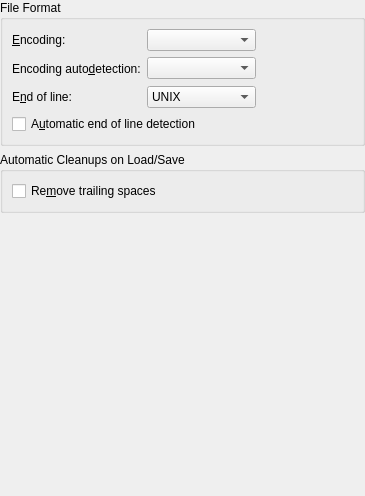
Qt form part/dialogs/opensaveconfigwidget.ui (KDE/kate) before a commit.
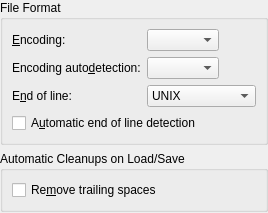
The same form after that commit. Custom widgets are drawn as their Qt base class.

```diff
--- a/part/dialogs/opensaveconfigwidget.ui
+++ b/part/dialogs/opensaveconfigwidget.ui
@@ -1,19 +1,8 @@
 <ui version="4.0" >
  <class>OpenSaveConfigWidget</class>
- <widget class="QWidget" name="OpenSaveConfigWidget" >
-  <property name="geometry" >
-   <rect>
-    <x>0</x>
-    <y>0</y>
-    <width>365</width>
-    <height>496</height>
-   </rect>
-  </property>
-  <layout class="QVBoxLayout" >
-   <property name="spacing" >
-    <number>6</number>
-   </property>
-   <property name="margin" >
+ <widget class="QWidget" name="OpenSaveConfigWidget">
+  <layout class="QVBoxLayout">
+   <property name="margin">
     <number>0</number>
    </property>
    <item>
@@ -21,37 +10,15 @@
      <property name="title" >
       <string>File Format</string>
      </property>
-     <layout class="QVBoxLayout" >
-      <property name="spacing" >
-       <number>6</number>
-      </property>
-      <property name="margin" >
-       <number>9</number>
-      </property>
+     <layout class="QVBoxLayout">
       <item>
-       <layout class="QGridLayout" >
-        <property name="margin" >
-         <number>0</number>
+       <layout class="QFormLayout" name="formLayout">
+        <property name="fieldGrowthPolicy">
+         <enum>QFormLayout::ExpandingFieldsGrow</enum>
         </property>
-        <property name="spacing" >
-         <number>6</number>
-        </property>
-        <item rowspan="2" row="0" column="2" >
-         <spacer>
-          <property name="orientation" >
-           <enum>Qt::Horizontal</enum>
-          </property>
-          <property name="sizeHint" stdset="0" >
-           <size>
-            <width>161</width>
-            <height>51</height>
-           </size>
-          </property>
-         </spacer>
-        </item>
-        <item row="0" column="0" >
-         <widget class="QLabel" name="lblEncoding" >
-          <property name="text" >
+        <item row="0" column="0">
+         <widget class="QLabel" name="lblEncoding">
+          <property name="text">
            <string>&amp;Encoding:</string>
           </property>
           <property name="buddy" >
@@ -59,9 +26,12 @@
           </property>
          </widget>
         </item>
-        <item row="1" column="0" >
-         <widget class="QLabel" name="lblEncodingDetection" >
-          <property name="text" >
+        <item row="0" column="1">
+         <widget class="KComboBox" name="cmbEncoding"/>
+        </item>
+        <item row="1" column="0">
+         <widget class="QLabel" name="lblEncodingDetection">
+          <property name="text">
            <string>Encoding auto&amp;detection:</string>
           </property>
           <property name="buddy" >
@@ -69,9 +39,12 @@
           </property>
          </widget>
         </item>
-        <item row="2" column="0" >
-         <widget class="QLabel" name="lblEOL" >
-          <property name="text" >
+        <item row="1" column="1">
+         <widget class="KComboBox" name="cmbEncodingDetection"/>
+        </item>
+        <item row="2" column="0">
+         <widget class="QLabel" name="lblEOL">
+          <property name="text">
            <string>E&amp;nd of line:</string>
           </property>
           <property name="buddy" >
@@ -79,8 +52,8 @@
           </property>
          </widget>
         </item>
-        <item row="2" column="1" >
-         <widget class="KComboBox" name="cmbEOL" >
+        <item row="2" column="1">
+         <widget class="KComboBox" name="cmbEOL">
           <item>
            <property name="text" >
             <string>UNIX</string>
@@ -98,12 +71,6 @@
           </item>
          </widget>
         </item>
-        <item row="0" column="1" >
-         <widget class="KComboBox" name="cmbEncoding" />
-        </item>
-        <item row="1" column="1" >
-         <widget class="KComboBox" name="cmbEncodingDetection" />
-        </item>
        </layout>
       </item>
       <item>
@@ -124,16 +91,10 @@
      <property name="title" >
       <string>Automatic Cleanups on Load/Save</string>
      </property>
-     <layout class="QVBoxLayout" >
-      <property name="spacing" >
-       <number>6</number>
-      </property>
-      <property name="margin" >
-       <number>9</number>
-      </property>
+     <layout class="QVBoxLayout">
       <item>
-       <widget class="QCheckBox" name="chkRemoveTrailingSpaces" >
-        <property name="whatsThis" >
+       <widget class="QCheckBox" name="chkRemoveTrailingSpaces">
+        <property name="whatsThis">
          <string>The editor will automatically eliminate extra spaces at the ends of lines of text while loading/saving the file. This change is only visible after a save if you reload the file.</string>
         </property>
         <property name="text" >
@@ -146,13 +107,13 @@
    </item>
    <item>
     <spacer>
-     <property name="orientation" >
+     <property name="orientation">
       <enum>Qt::Vertical</enum>
      </property>
-     <property name="sizeHint" stdset="0" >
+     <property name="sizeHint" stdset="0">
       <size>
-       <width>241</width>
-       <height>20</height>
+       <width>0</width>
+       <height>1</height>
       </size>
      </property>
     </spacer>
```
Left out of the diff: 31 changed lines with no effect on the pictures.
